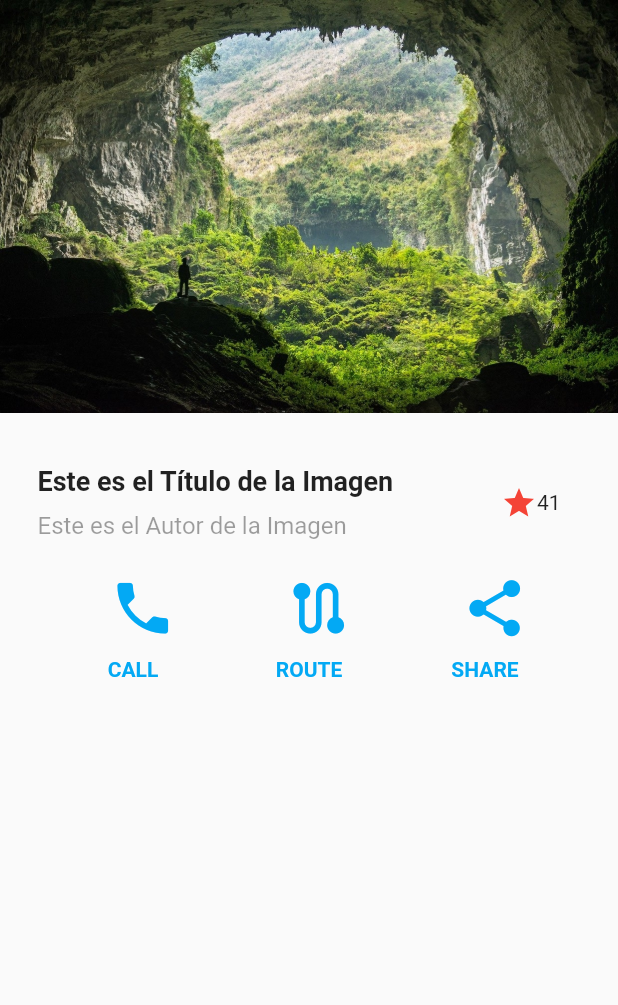
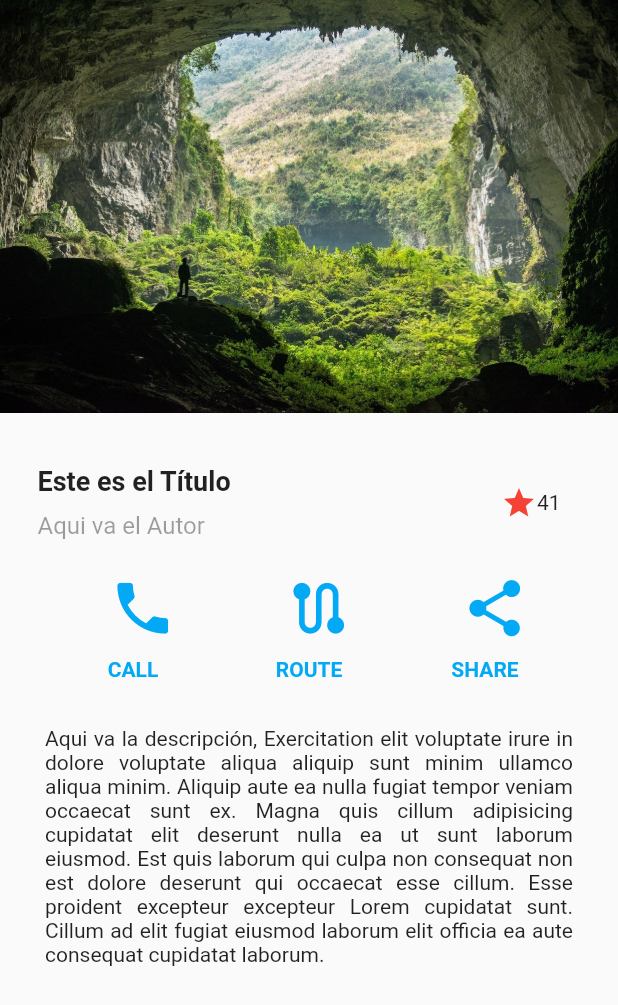
Before and after one commit to luishg76/designs_flutter, a Flutter app: the BasicScreen screen opened by its route, on a phone screen of 412 x 824 dp. Shown: the top 1005 px of the screen. Run offline on Flutter 3.47's test engine with Material 2 defaults, Android fonts, the phone set to English and light mode, and no system bars.

Commit message:
salva(11-09-022)PC

```diff
--- a/lib/main.dart
+++ b/lib/main.dart
@@ -1,3 +1,4 @@
+import 'package:designs_flutter/screens/scroll_screen.dart';
 import 'package:flutter/material.dart';
 import 'package:designs_flutter/screens/basic_screen.dart';
 
@@ -26,9 +27,10 @@ class MyApp extends StatelessWidget {
         // is not restarted.
         primarySwatch: Colors.blue,
       ),
-      initialRoute: 'basic_screen',
+      initialRoute: 'scroll_screen',
       routes: {
         'basic_screen':(_)=>BasicScreen(),
+        'scroll_screen':(_)=>ScrollScreen(),
       },
     );
   }
--- a/lib/screens/basic_screen.dart
+++ b/lib/screens/basic_screen.dart
@@ -16,8 +16,9 @@ class BasicScreen extends StatelessWidget {
               margin: EdgeInsets.all(15.0),
               child: Column(
                 children: [
-                  _titleSection(),
+                  _titleSection(title:'Este es el Título',autor:'Aqui va el Autor'),
                   _buttonSection(),
+                  _descriptionSection(description: 'Exercitation elit voluptate irure in dolore voluptate aliqua aliquip sunt minim ullamco aliqua minim. Aliquip aute ea nulla fugiat tempor veniam occaecat sunt ex. Magna quis cillum adipisicing cupidatat elit deserunt nulla ea ut sunt laborum eiusmod. Est quis laborum qui culpa non consequat non est dolore deserunt qui occaecat esse cillum. Esse proident excepteur excepteur Lorem cupidatat sunt. Cillum ad elit fugiat eiusmod laborum elit officia ea aute consequat cupidatat laborum.')
                   ]),
 
             ),
@@ -72,14 +73,29 @@ class _button extends StatelessWidget {
   }
 }
 
+class _descriptionSection extends StatelessWidget {
+  String description;
+
+  _descriptionSection({ required this.description});
+  @override
+  Widget build(BuildContext context) {
+    return Container(
+                    margin: EdgeInsets.all(15.0),
+                    child: Text('Aqui va la descripción, ${description}', textAlign: TextAlign.justify,),
+                  );
+  }
+}
+
 class _titleSection extends StatelessWidget {
-  const _titleSection({Key? key}) : super(key: key);
+  String title;
+  String autor;
+
+  _titleSection({ required this.title, required this.autor});
 
   @override
   Widget build(BuildContext context) {
     final size_width=MediaQuery.of(context).size.width;
     return Row(
-             //mainAxisAlignment: MainAxisAlignment.spaceBetween,
              children:[
               Container(
                 margin: EdgeInsets.only(left: 10.0),
@@ -90,8 +106,8 @@ class _titleSection extends StatelessWidget {
                   mainAxisAlignment: MainAxisAlignment.spaceBetween,
                   crossAxisAlignment: CrossAxisAlignment.start,
                   children: [
-                    Text('Este es el Título de la Imagen', style: TextStyle(fontSize: 18.0, fontWeight: FontWeight.bold)),
-                    Text('Este es el Autor de la Imagen', style: TextStyle(fontSize: 16.0, color: Colors.black38),)
+                    Text(title, style: TextStyle(fontSize: 18.0, fontWeight: FontWeight.bold)),
+                    Text(autor, style: TextStyle(fontSize: 16.0, color: Colors.black38),)
                   ],
                 ),
               ),
```
Also changed, not shown: lib/screens/scroll_screen.dart (added, +14 -0 lines).
